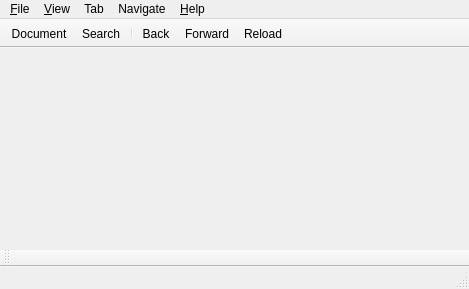
The window that MainWindow.ui (congchenutd/FAQsBrowser) describes before a commit, drawn with Qt 5.
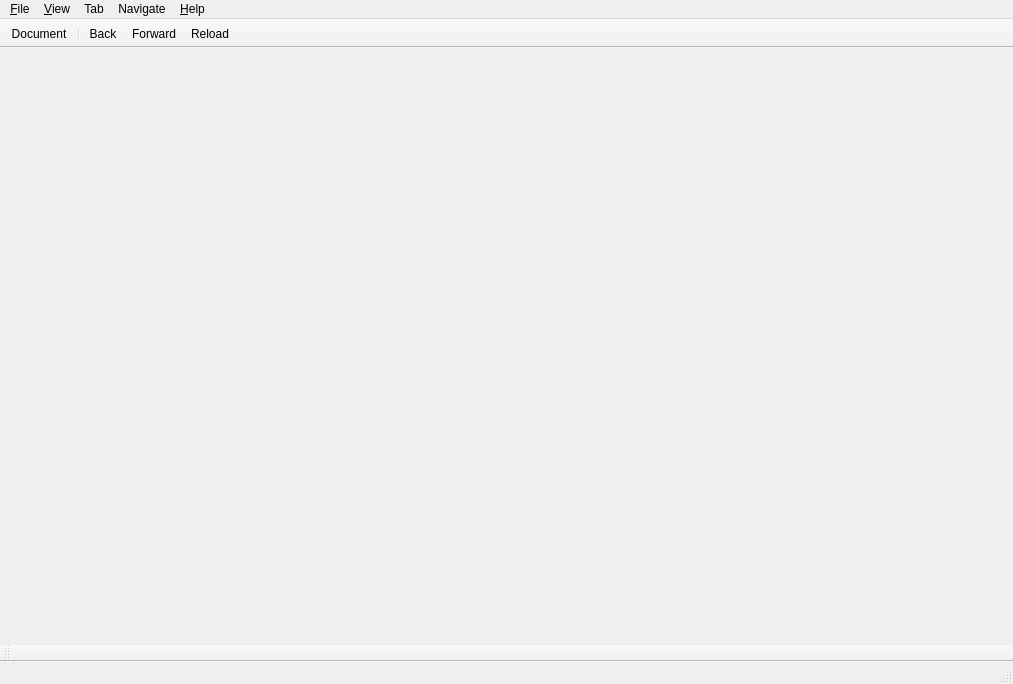
The same window after the commit. Icons and pictures are not drawn. Custom widgets are drawn as their Qt base class.

Commit message: DocParser Search

```diff
--- a/MainWindow.ui
+++ b/MainWindow.ui
@@ -6,8 +6,8 @@
    <rect>
     <x>0</x>
     <y>0</y>
-    <width>469</width>
-    <height>289</height>
+    <width>1013</width>
+    <height>684</height>
    </rect>
   </property>
   <property name="contextMenuPolicy">
@@ -28,7 +28,7 @@
     <rect>
      <x>0</x>
      <y>0</y>
-     <width>469</width>
+     <width>1013</width>
      <height>26</height>
     </rect>
    </property>
@@ -111,7 +111,6 @@
     <bool>false</bool>
    </attribute>
    <addaction name="actionDocPage"/>
-   <addaction name="actionSearchPage"/>
    <addaction name="separator"/>
    <addaction name="actionBack"/>
    <addaction name="actionForward"/>
@@ -158,14 +157,8 @@
    <property name="text">
     <string>&amp;Document</string>
    </property>
-  </action>
-  <action name="actionSearchPage">
-   <property name="icon">
-    <iconset resource="Resource.qrc">
-     <normaloff>:/Images/Search.png</normaloff>:/Images/Search.png</iconset>
-   </property>
-   <property name="text">
-    <string>&amp;Search</string>
+   <property name="toolTip">
+    <string>Document page</string>
    </property>
   </action>
   <action name="actionOptions">
```
Left out of the diff: 3 changed lines with no effect on the pictures. The commit also changes 10 other files.
